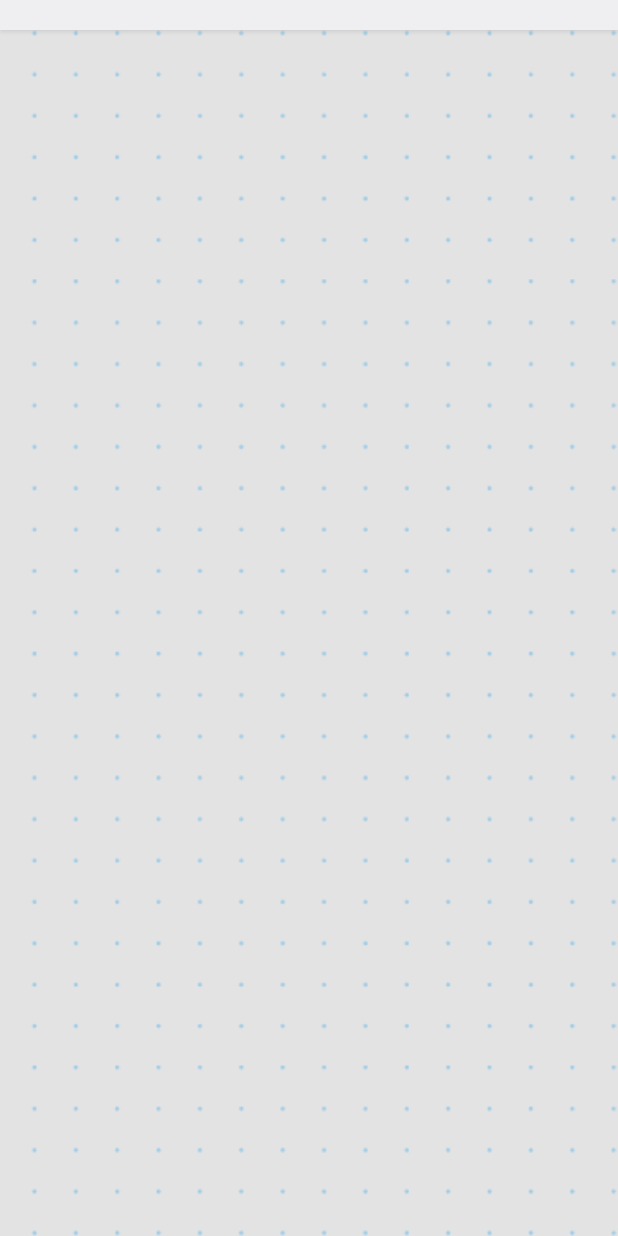
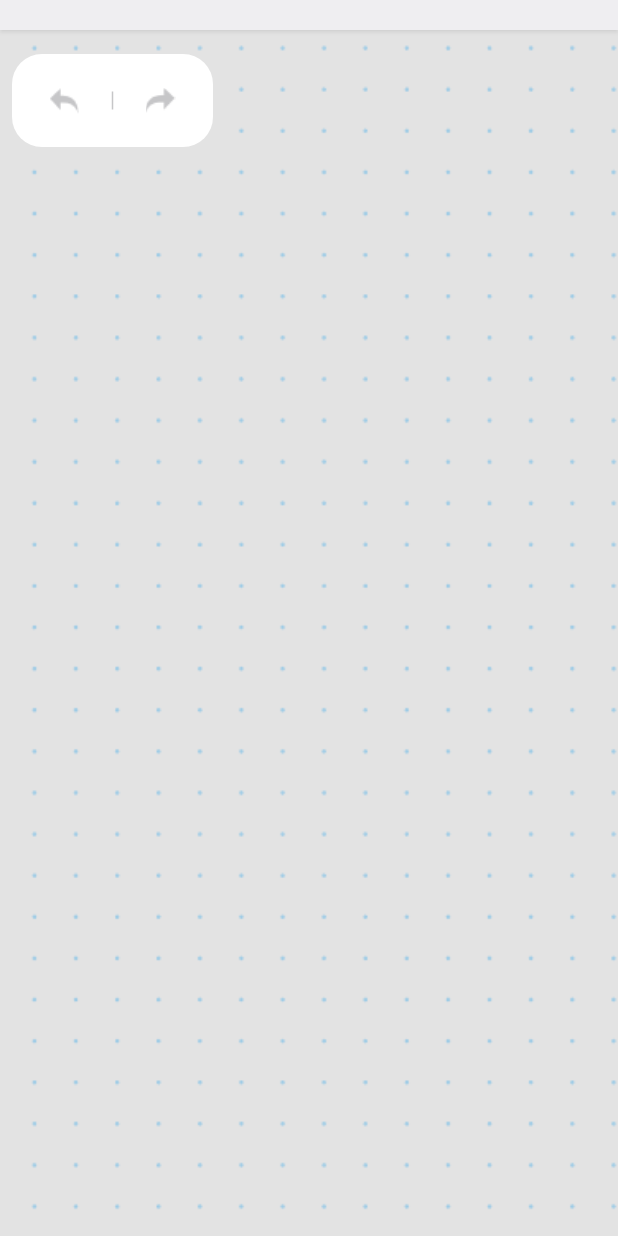
Before and after one commit to VeronikaTsitser/shapes_drawing, a Flutter app: the screen it shows after launch, on a phone screen of 412 x 824 dp. Run offline on Flutter 3.47's test engine with Material 3 defaults, Android fonts, the light colour scheme and no system bars; our stand-ins replace flutter_riverpod, freezed_annotation.

Commit message:
Refactor shapes_painter.dart and shape_notifier

```diff
--- a/lib/features/shapes_drawing/presentation/shapes_drawing_screen.dart
+++ b/lib/features/shapes_drawing/presentation/shapes_drawing_screen.dart
@@ -11,7 +11,15 @@ class ShapesDrawingScreen extends ConsumerWidget {
     final startPoints = ref.watch(shapeNotifierProvider.select((state) => state.startPoints));
     final endPoints = ref.watch(shapeNotifierProvider.select((state) => state.endPoints));
     final isFilled = ref.watch(shapeNotifierProvider.select((state) => state.isFilled));
-    return Stack(
+    return Scaffold(
+      appBar: AppBar(
+        toolbarHeight: 20,
+        backgroundColor: const Color.fromRGBO(246, 246, 246, 1),
+        shadowColor: Colors.black.withOpacity(0.3),
+        elevation: 1,
+      ),
+      backgroundColor: Colors.transparent,
+      body: Stack(
         children: [
           Image.asset(
             'assets/images/background.png',
@@ -19,27 +27,71 @@ class ShapesDrawingScreen extends ConsumerWidget {
             height: double.infinity,
             width: double.infinity,
           ),
-        Scaffold(
-          extendBodyBehindAppBar: true,
-          appBar: AppBar(
-            toolbarHeight: 20,
-            backgroundColor: const Color.fromRGBO(246, 246, 246, 1),
-            shadowColor: Colors.black.withOpacity(0.3),
-            elevation: 1,
-          ),
-          backgroundColor: Colors.transparent,
-          body: GestureDetector(
+          GestureDetector(
             onPanStart: ref.read(shapeNotifierProvider.notifier).onPanStart,
             onPanUpdate: ref.read(shapeNotifierProvider.notifier).onPanUpdate,
-            onPanEnd: ref.read(shapeNotifierProvider.notifier).onPanEnd,
+            onPanEnd: (details) => ref.read(shapeNotifierProvider.notifier).onPanEnd(
+              details,
+              (state) {
+                ref.read(historyNotifierProvider.notifier).addToHistory(state);
+              },
+            ),
             child: ShapesPainterWidget(
               startPoints: startPoints,
               endPoints: endPoints,
               isFilled: isFilled,
             ),
           ),
+          const UndoRedoWidget(),
+        ],
       ),
-      ],
     );
   }
 }
+
+class UndoRedoWidget extends ConsumerWidget {
+  const UndoRedoWidget({
+    super.key,
+  });
+
+  @override
+  Widget build(BuildContext context, WidgetRef ref) {
+    return Container(
+      margin: const EdgeInsets.only(top: 16, left: 8),
+      padding: const EdgeInsets.symmetric(horizontal: 11, vertical: 7),
+      decoration: BoxDecoration(
+        color: Colors.white,
+        borderRadius: BorderRadius.circular(20),
+      ),
+      child: Row(
+        mainAxisSize: MainAxisSize.min,
+        children: [
+          IconButton(
+            onPressed: () {
+              if (ref.read(historyNotifierProvider).history.length > 1) {
+                ref.read(historyNotifierProvider.notifier).undo();
+                ref.read(shapeNotifierProvider.notifier).setState(
+                      ref.read(historyNotifierProvider).history.last,
+                    );
+              }
+            },
+            icon: Image.asset('assets/icons/undo.png'),
+          ),
+          const SizedBox(
+            height: 12,
+            child: VerticalDivider(color: Color.fromRGBO(198, 198, 200, 1), thickness: 1),
+          ),
+          IconButton(
+            onPressed: () {
+              ref.read(historyNotifierProvider.notifier).redo();
+              ref.read(shapeNotifierProvider.notifier).setState(
+                    ref.read(historyNotifierProvider).history.last,
+                  );
+            },
+            icon: Image.asset('assets/icons/redo.png'),
+          ),
+        ],
+      ),
+    );
+  }
+}
```
Also changed, not shown: lib/features/shapes_drawing/logic/shape_notifier.dart (+18 -18 lines), lib/features/shapes_drawing/presentation/shapes_painter.dart (+5 -4 lines). Lines whose indentation alone changed are shown as unchanged.
